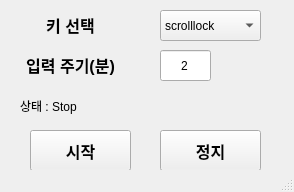
Before: the Qt Designer form Python/AutoKey.ui in kwon0516/Personal, drawn with Qt 5.
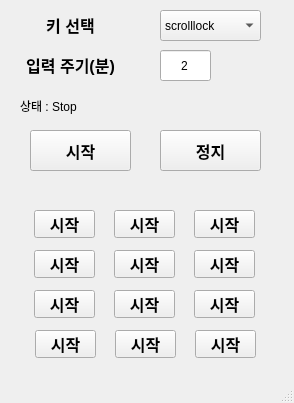
After: the same form once the commit is applied.

Commit message: 1. 핫코너 기능구현 완료 2. ini 파일 추가해야 함

Diff of the .ui file:
```diff
--- a/Python/AutoKey.ui
+++ b/Python/AutoKey.ui
@@ -7,7 +7,7 @@
     <x>0</x>
     <y>0</y>
     <width>294</width>
-    <height>192</height>
+    <height>403</height>
    </rect>
   </property>
   <property name="windowTitle">
@@ -136,6 +136,258 @@
      <string>상태 : Stop</string>
     </property>
    </widget>
+   <widget class="QPushButton" name="pushButton_hotkey_1_1">
+    <property name="geometry">
+     <rect>
+      <x>114</x>
+      <y>210</y>
+      <width>61</width>
+      <height>28</height>
+     </rect>
+    </property>
+    <property name="font">
+     <font>
+      <family>Agency FB</family>
+      <pointsize>12</pointsize>
+      <weight>75</weight>
+      <bold>true</bold>
+     </font>
+    </property>
+    <property name="text">
+     <string>시작</string>
+    </property>
+   </widget>
+   <widget class="QPushButton" name="pushButton_hotkey_1_2">
+    <property name="geometry">
+     <rect>
+      <x>194</x>
+      <y>210</y>
+      <width>61</width>
+      <height>28</height>
+     </rect>
+    </property>
+    <property name="font">
+     <font>
+      <family>Agency FB</family>
+      <pointsize>12</pointsize>
+      <weight>75</weight>
+      <bold>true</bold>
+     </font>
+    </property>
+    <property name="text">
+     <string>시작</string>
+    </property>
+   </widget>
+   <widget class="QPushButton" name="pushButton_hotkey_1_0">
+    <property name="geometry">
+     <rect>
+      <x>34</x>
+      <y>210</y>
+      <width>61</width>
+      <height>28</height>
+     </rect>
+    </property>
+    <property name="font">
+     <font>
+      <family>Agency FB</family>
+      <pointsize>12</pointsize>
+      <weight>75</weight>
+      <bold>true</bold>
+     </font>
+    </property>
+    <property name="text">
+     <string>시작</string>
+    </property>
+   </widget>
+   <widget class="QPushButton" name="pushButton_hotkey_2_2">
+    <property name="geometry">
+     <rect>
+      <x>194</x>
+      <y>250</y>
+      <width>61</width>
+      <height>28</height>
+     </rect>
+    </property>
+    <property name="font">
+     <font>
+      <family>Agency FB</family>
+      <pointsize>12</pointsize>
+      <weight>75</weight>
+      <bold>true</bold>
+     </font>
+    </property>
+    <property name="text">
+     <string>시작</string>
+    </property>
+   </widget>
+   <widget class="QPushButton" name="pushButton_hotkey_2_0">
+    <property name="geometry">
+     <rect>
+      <x>34</x>
+      <y>250</y>
+      <width>61</width>
+      <height>28</height>
+     </rect>
+    </property>
+    <property name="font">
+     <font>
+      <family>Agency FB</family>
+      <pointsize>12</pointsize>
+      <weight>75</weight>
+      <bold>true</bold>
+     </font>
+    </property>
+    <property name="text">
+     <string>시작</string>
+    </property>
+   </widget>
+   <widget class="QPushButton" name="pushButton_hotkey_2_1">
+    <property name="geometry">
+     <rect>
+      <x>114</x>
+      <y>250</y>
+      <width>61</width>
+      <height>28</height>
+     </rect>
+    </property>
+    <property name="font">
+     <font>
+      <family>Agency FB</family>
+      <pointsize>12</pointsize>
+      <weight>75</weight>
+      <bold>true</bold>
+     </font>
+    </property>
+    <property name="text">
+     <string>시작</string>
+    </property>
+   </widget>
+   <widget class="QPushButton" name="pushButton_hotkey_3_2">
+    <property name="geometry">
+     <rect>
+      <x>194</x>
+      <y>290</y>
+      <width>61</width>
+      <height>28</height>
+     </rect>
+    </property>
+    <property name="font">
+     <font>
+      <family>Agency FB</family>
+      <pointsize>12</pointsize>
+      <weight>75</weight>
+      <bold>true</bold>
+     </font>
+    </property>
+    <property name="text">
+     <string>시작</string>
+    </property>
+   </widget>
+   <widget class="QPushButton" name="pushButton_hotkey_3_0">
+    <property name="geometry">
+     <rect>
+      <x>34</x>
+      <y>290</y>
+      <width>61</width>
+      <height>28</height>
+     </rect>
+    </property>
+    <property name="font">
+     <font>
+      <family>Agency FB</family>
+      <pointsize>12</pointsize>
+      <weight>75</weight>
+      <bold>true</bold>
+     </font>
+    </property>
+    <property name="text">
+     <string>시작</string>
+    </property>
+   </widget>
+   <widget class="QPushButton" name="pushButton_hotkey_3_1">
+    <property name="geometry">
+     <rect>
+      <x>114</x>
+      <y>290</y>
+      <width>61</width>
+      <height>28</height>
+     </rect>
+    </property>
+    <property name="font">
+     <font>
+      <family>Agency FB</family>
+      <pointsize>12</pointsize>
+      <weight>75</weight>
+      <bold>true</bold>
+     </font>
+    </property>
+    <property name="text">
+     <string>시작</string>
+    </property>
+   </widget>
+   <widget class="QPushButton" name="pushButton_hotkey_4_1">
+    <property name="geometry">
+     <rect>
+      <x>115</x>
+      <y>330</y>
+      <width>61</width>
+      <height>28</height>
+     </rect>
+    </property>
+    <property name="font">
+     <font>
+      <family>Agency FB</family>
+      <pointsize>12</pointsize>
+      <weight>75</weight>
+      <bold>true</bold>
+     </font>
+    </property>
+    <property name="text">
+     <string>시작</string>
+    </property>
+   </widget>
+   <widget class="QPushButton" name="pushButton_hotkey_4_2">
+    <property name="geometry">
+     <rect>
+      <x>195</x>
+      <y>330</y>
+      <width>61</width>
+      <height>28</height>
+     </rect>
+    </property>
+    <property name="font">
+     <font>
+      <family>Agency FB</family>
+      <pointsize>12</pointsize>
+      <weight>75</weight>
+      <bold>true</bold>
+     </font>
+    </property>
+    <property name="text">
+     <string>시작</string>
+    </property>
+   </widget>
+   <widget class="QPushButton" name="pushButton_hotkey_4_0">
+    <property name="geometry">
+     <rect>
+      <x>35</x>
+      <y>330</y>
+      <width>61</width>
+      <height>28</height>
+     </rect>
+    </property>
+    <property name="font">
+     <font>
+      <family>Agency FB</family>
+      <pointsize>12</pointsize>
+      <weight>75</weight>
+      <bold>true</bold>
+     </font>
+    </property>
+    <property name="text">
+     <string>시작</string>
+    </property>
+   </widget>
   </widget>
   <widget class="QMenuBar" name="menubar">
    <property name="geometry">
```
The commit also changes 2 other files.
